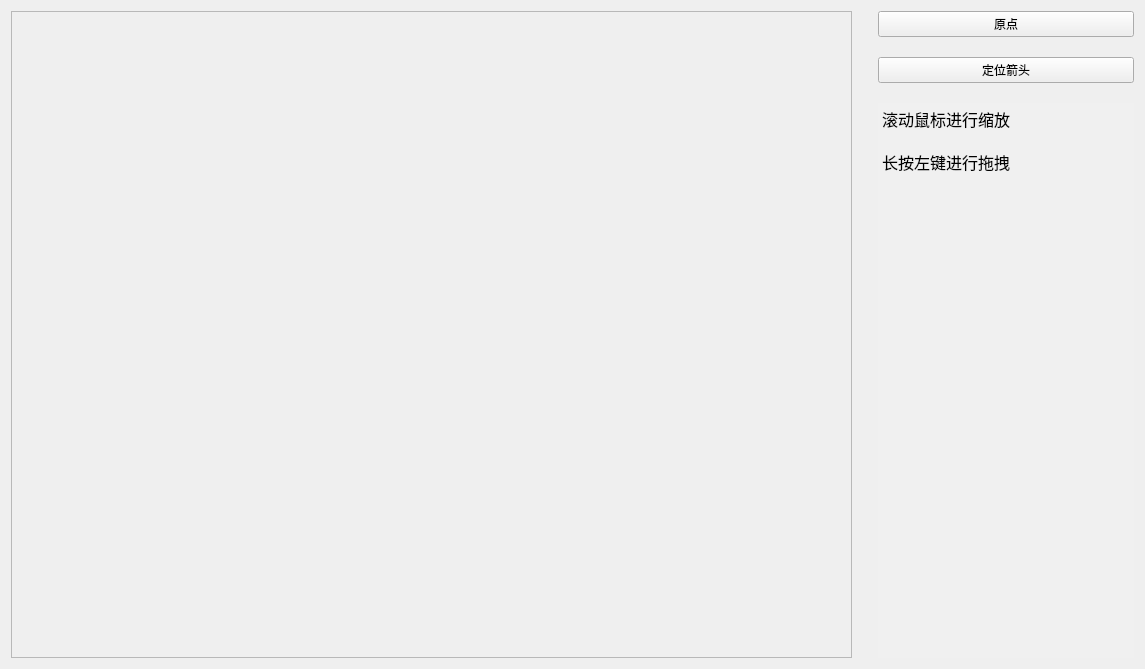
kikiYang03/SerialPortAssistant3D, file src/Coordinate/coordinate.ui: the form before one commit.
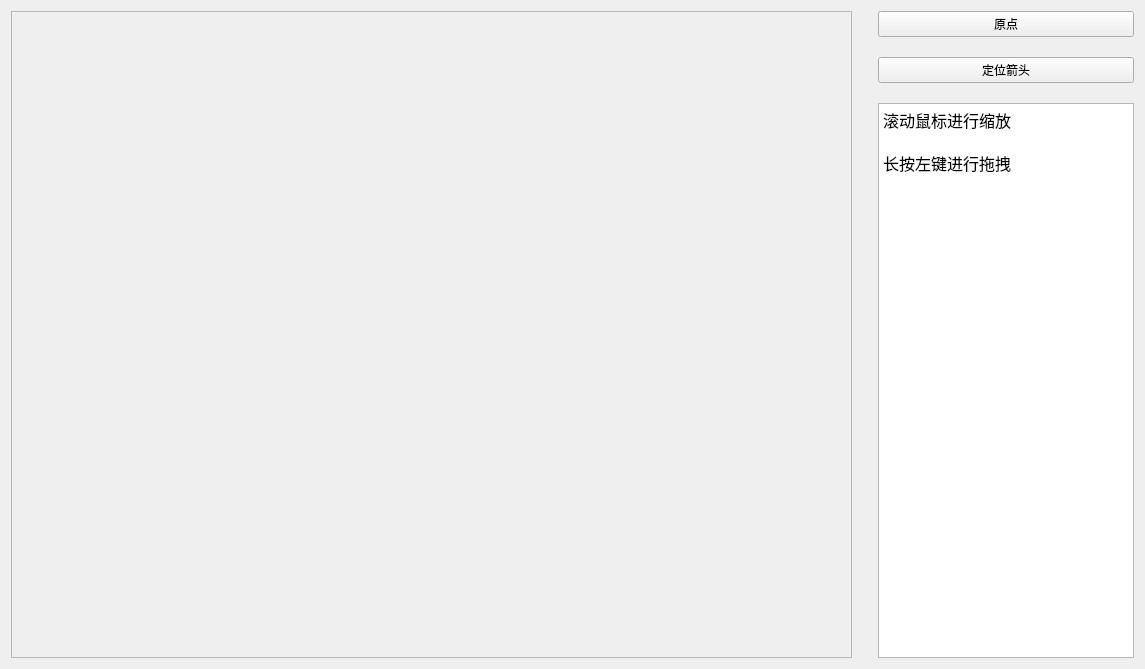
The form after the commit.

The edit to the form file:
```diff
--- a/src/Coordinate/coordinate.ui
+++ b/src/Coordinate/coordinate.ui
@@ -56,10 +56,6 @@
          <property name="acceptDrops">
           <bool>false</bool>
          </property>
-         <property name="styleSheet">
-          <string notr="true">border: none;
-background-color: rgb(240, 240, 240);</string>
-         </property>
          <property name="html">
           <string>&lt;!DOCTYPE HTML PUBLIC &quot;-//W3C//DTD HTML 4.0//EN&quot; &quot;http://www.w3.org/TR/REC-html40/strict.dtd&quot;&gt;
 &lt;html&gt;&lt;head&gt;&lt;meta name=&quot;qrichtext&quot; content=&quot;1&quot; /&gt;&lt;meta charset=&quot;utf-8&quot; /&gt;&lt;style type=&quot;text/css&quot;&gt;
```
